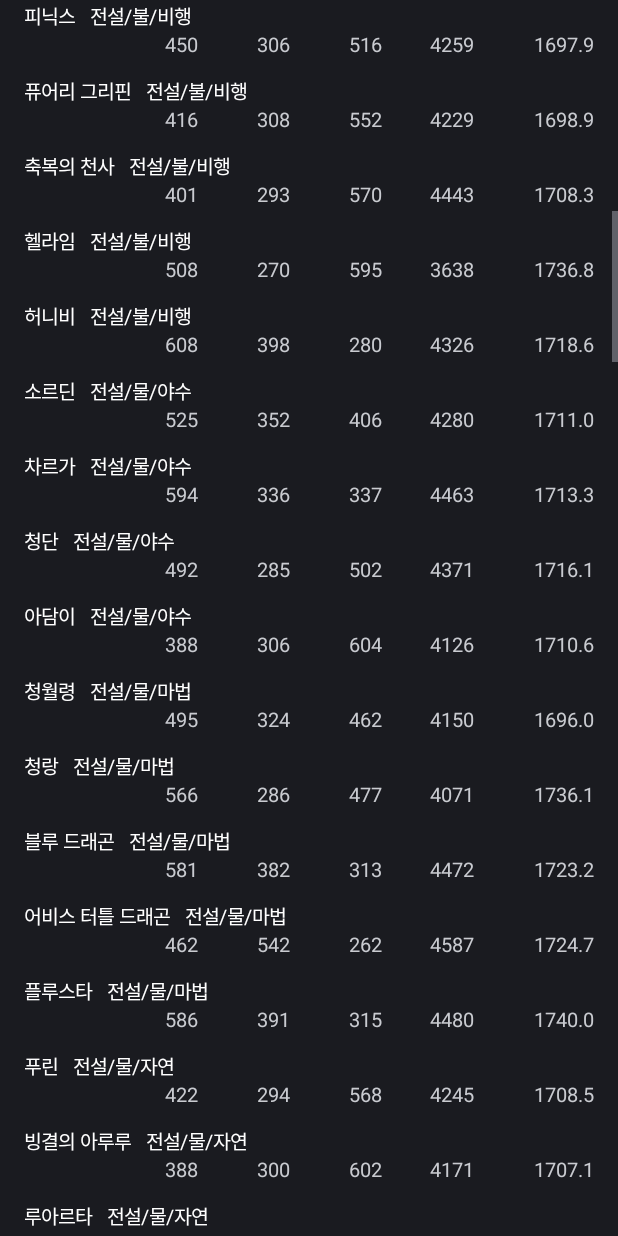
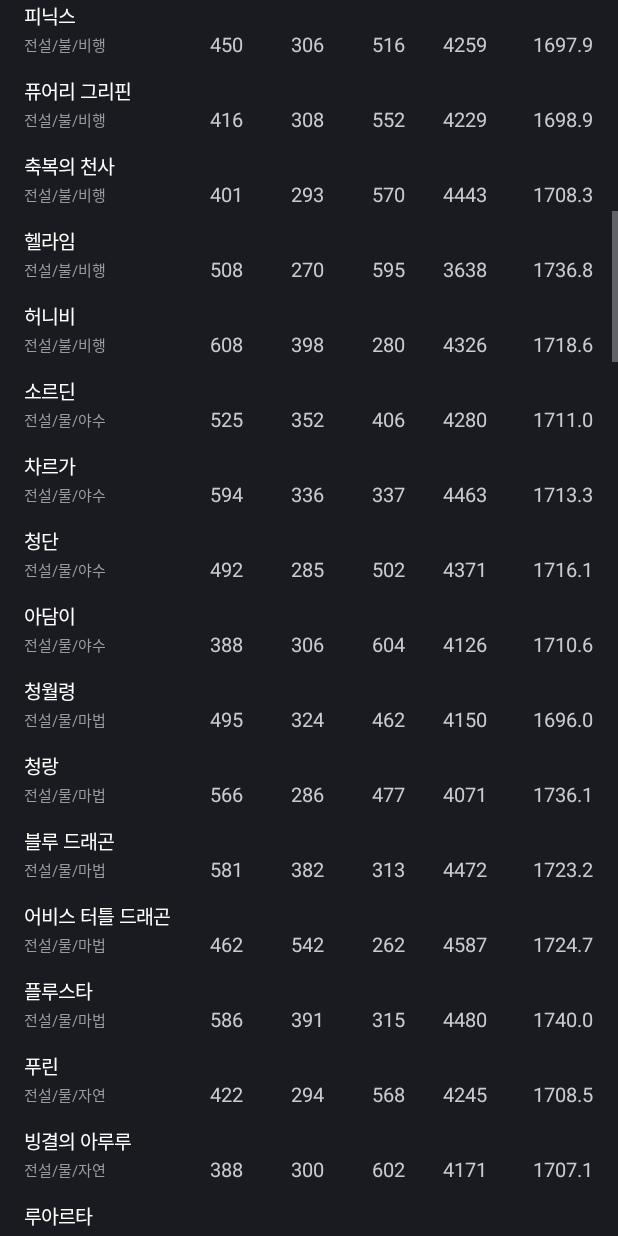
Before and after one commit to gyeongho-you/TM-calc, an Android app: the PetEditorActivity screen opened directly, with no data from a screen before it, scrolled down 1153 dp, on a phone screen of 412 x 824 dp. Run offline under Robolectric (Android 15) with nearby library versions, the phone set to English and light mode, and no system bars; pictures from the network do not load.

Commit message:
도감 보기 모드: 등급/속성/타입을 숫자 줄 맨 앞 칸으로 (이름 줄과 분리), 폰/PC 1.5.6
Co-Authored-By: Claude Opus 5.5 <noreply@anthropic.com>

```diff
--- a/app/build.gradle.kts
+++ b/app/build.gradle.kts
@@ -19,8 +19,8 @@ android {
         applicationId = "net.g1project.tmcalc"
         minSdk = 30
         targetSdk = 35
-        versionCode = 21
-        versionName = "1.5.5"
+        versionCode = 22
+        versionName = "1.5.6"
     }
 
     signingConfigs {
--- a/app/src/main/java/net/g1project/tmcalc/PetEditorActivity.kt
+++ b/app/src/main/java/net/g1project/tmcalc/PetEditorActivity.kt
@@ -213,12 +213,13 @@ class PetEditorActivity : Activity() {
                     orientation = LinearLayout.VERTICAL
                     setPadding(0, px(6), 0, px(6))
                     addView(TextView(this@PetEditorActivity).apply {
-                        text = p.name + tag + (if (tags.isEmpty()) "" else "   $tags")
+                        text = p.name + tag
                         textSize = 13f
                         setTextColor(if (tag.isEmpty()) Color.WHITE else Color.parseColor("#F2B84B"))
                     })
                     val score = String.format(java.util.Locale.US, "%.1f", Calculator.abilityScore(p.maxS))
-                    addView(statRow("", p.maxS.map { "$it" } + score, Color.parseColor("#C9CBD0"), 13f))
+                    // 등급/속성/타입은 숫자와 같은 줄 맨 앞 칸에
+                    addView(statRow(tags, p.maxS.map { "$it" } + score, Color.parseColor("#C9CBD0"), 13f, Color.parseColor("#9A9DA3")))
                     if (realSort) {
                         val bonus = PetSort.realBonus(p, amp)
                         addView(statRow("실전투", p.maxS.map { Math.round(it * bonus).toString() } + "", Color.parseColor("#4FC3F7"), 12f))
@@ -229,10 +230,13 @@ class PetEditorActivity : Activity() {
     }
 
     /** 공·방·순·체·총능 칸 (칸 너비가 같아 줄끼리 위아래로 맞는다). [label] 은 맨 앞 작은 글자 */
-    private fun statRow(label: String, cells: List<String>, color: Int, size: Float) = LinearLayout(this).apply {
+    private fun statRow(label: String, cells: List<String>, color: Int, size: Float,
+                        labelColor: Int = Color.parseColor("#4FC3F7")) = LinearLayout(this).apply {
         orientation = LinearLayout.HORIZONTAL
-        addView(TextView(this@PetEditorActivity).apply { text = label; textSize = 10f; setTextColor(Color.parseColor("#4FC3F7")) },
-            LinearLayout.LayoutParams(0, -2, 0.9f))
+        gravity = android.view.Gravity.CENTER_VERTICAL
+        // 맨 앞 칸: "전설/바람/마법" 이 한 줄에 들어갈 만큼
+        addView(TextView(this@PetEditorActivity).apply { text = label; textSize = 10f; setTextColor(labelColor); setSingleLine() },
+            LinearLayout.LayoutParams(0, -2, 1.7f))
         cells.forEachIndexed { i, c ->
             addView(TextView(this@PetEditorActivity).apply {
                 text = c; textSize = size; setTextColor(color)
--- a/desktop/build.gradle.kts
+++ b/desktop/build.gradle.kts
@@ -27,7 +27,7 @@ val copyPets by tasks.registering(Copy::class) {
     into(layout.buildDirectory.dir("shared-res"))
 }
 // 설치 파일 버전 (MSI 라 올리기만 해야 한다). 창 오른쪽 아래에 보이도록 리소스로도 넣는다
-val appVersion = "1.5.5"
+val appVersion = "1.5.6"
 val versionRes = layout.buildDirectory.dir("version-res")
 val writeVersion by tasks.registering {
     inputs.property("v", appVersion)
```
Also changed, not shown: desktop/src/main/kotlin/net/g1project/tmcalc/desktop/PetEditorDialog.kt (+7 -6 lines).
